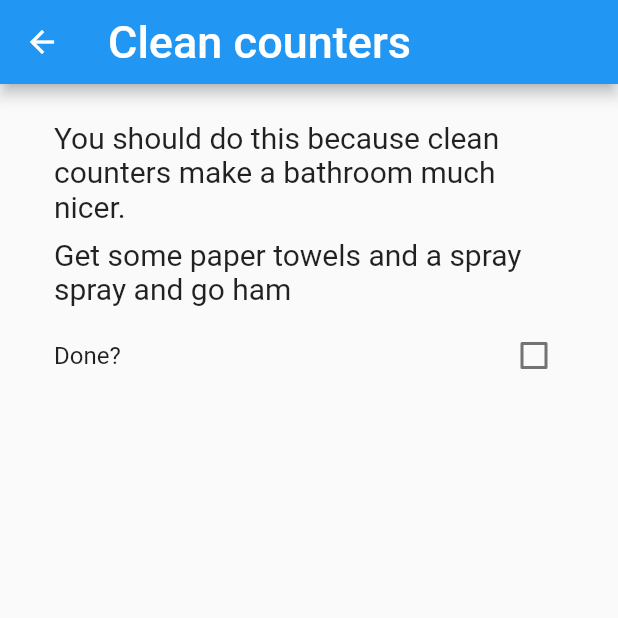
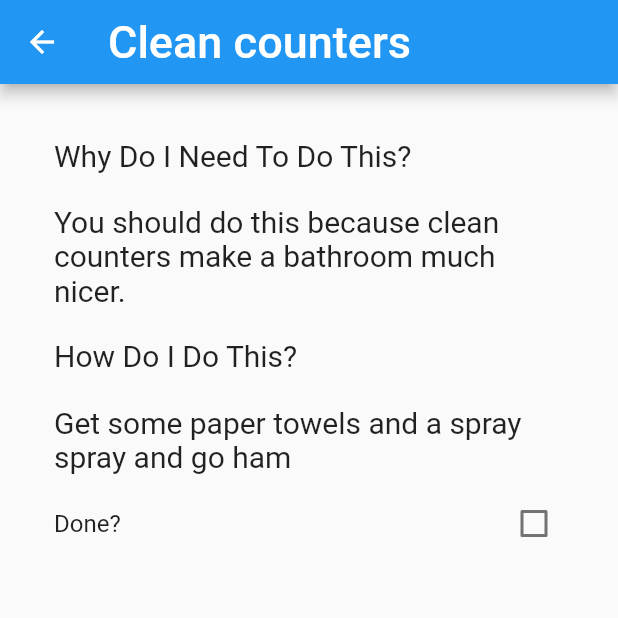
Before and after one commit to sysemenova/college_survival_software, a Flutter app: the screen it shows after launch, after a tap on "Clean counters", on a phone screen of 412 x 824 dp, the top half of it. Run offline on Flutter 3.47's test engine with Material 2 defaults, Android fonts, the phone set to English and light mode, and no system bars.

Commit message:
Added a couple headers to the task description page

```diff
--- a/lib/householdtask.dart
+++ b/lib/householdtask.dart
@@ -19,7 +19,7 @@ class HouseholdTask {
   // task-structure
 
   /// Takes four arguments - String, String, String, bool - and assigns to
-  /// name, why, how, doneCheck. Optional parameters include: {NONE}
+  /// name, why, how, doneCheck. Optional parameters include: {none so far}
   HouseholdTask(this.name, this.why, this.how, this.doneCheck);
 
   // A cool use case of the short if statement. The => just means it's a
@@ -63,7 +63,15 @@ class _TaskWidgetState extends State<TaskWidget> {
   Widget build(BuildContext context) {
     // Only reason this exists is because I don't know how to use the
     // ListView widget well. See below.
-    var info = [task.why, task.how, task.doneCheck];
+
+    //did I have to do this? no
+    //did I want to do this? no
+    //is this first way I thought of to make sure line 74 isn't too long?
+    //unfortunately, yes
+    var wString = "Why Do I Need To Do This?";
+    var hString = "How Do I Do This?";
+
+    var info = [wString, task.why, hString, task.how, task.doneCheck];
 
     return Scaffold(
         appBar: AppBar(title: Text(task.name, style: fontTask)),
```
